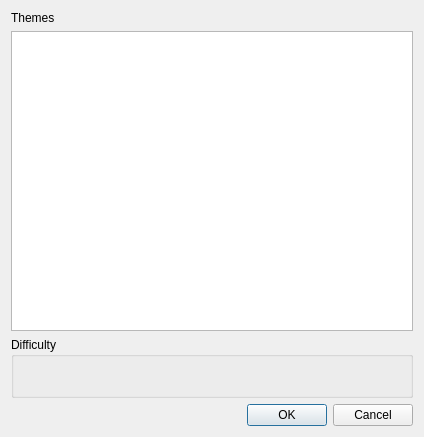
Old version of the form src/newpairsdialog.ui in the repository KDE/pairs.
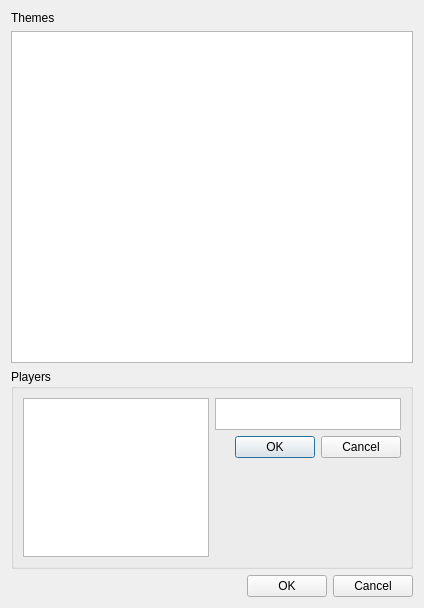
New version of the form.

Patch:
```diff
--- a/src/newpairsdialog.ui
+++ b/src/newpairsdialog.ui
@@ -7,7 +7,7 @@
     <x>0</x>
     <y>0</y>
     <width>424</width>
-    <height>437</height>
+    <height>608</height>
    </rect>
   </property>
   <property name="windowTitle">
@@ -26,10 +26,53 @@
    </item>
    <item>
     <widget class="QGroupBox" name="groupBox">
+     <property name="maximumSize">
+      <size>
+       <width>16777215</width>
+       <height>200</height>
+      </size>
+     </property>
      <property name="title">
-      <string>Difficulty</string>
+      <string>Players</string>
      </property>
      <layout class="QHBoxLayout" name="horizontalLayout">
+      <item>
+       <widget class="QListWidget" name="playerList"/>
+      </item>
+      <item>
+       <layout class="QVBoxLayout" name="verticalLayout_2">
+        <item>
+         <widget class="QPlainTextEdit" name="playerName">
+          <property name="maximumSize">
+           <size>
+            <width>16777215</width>
+            <height>32</height>
+           </size>
+          </property>
+         </widget> 
+        </item>
+        <item>
+         <widget class="QDialogButtonBox" name="playerButtons">
+          <property name="standardButtons">
+           <set>QDialogButtonBox::Cancel|QDialogButtonBox::Ok</set>
+          </property>
+         </widget>
+        </item>
+        <item>
+         <spacer name="verticalSpacer">
+          <property name="orientation">
+           <enum>Qt::Vertical</enum>
+          </property>
+          <property name="sizeHint" stdset="0">
+           <size>
+            <width>20</width>
+            <height>40</height>
+           </size>
+          </property>
+         </spacer>
+        </item>
+       </layout>
+      </item>
       <item>
        <spacer name="horizontalSpacer">
         <property name="orientation">
```
